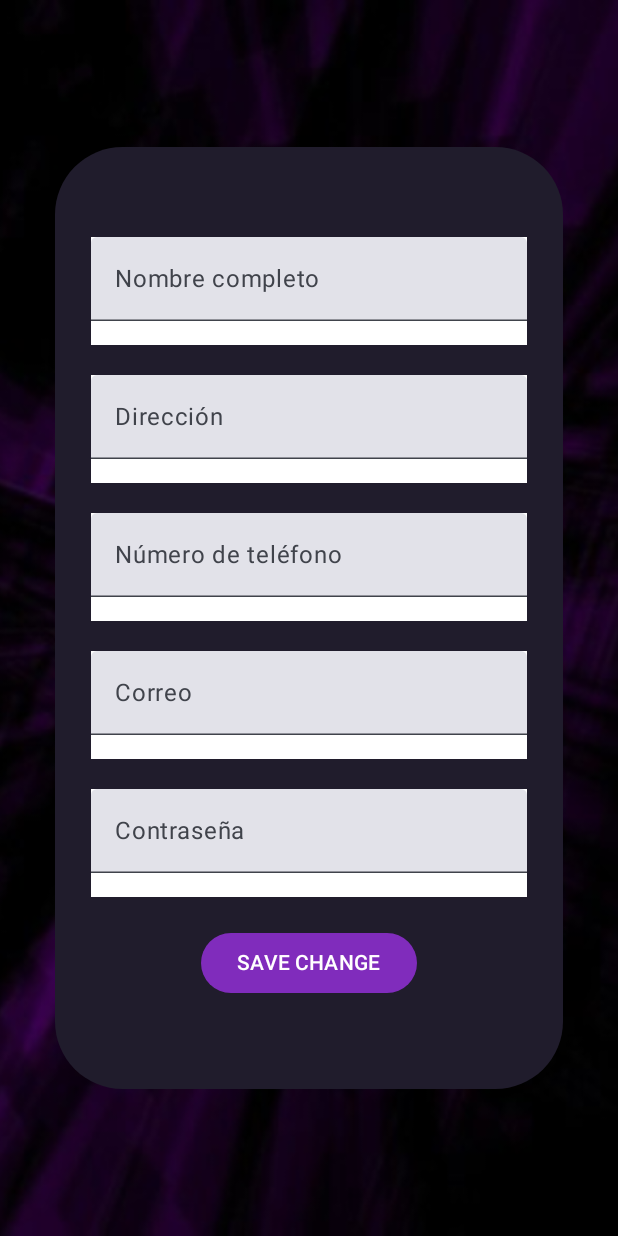
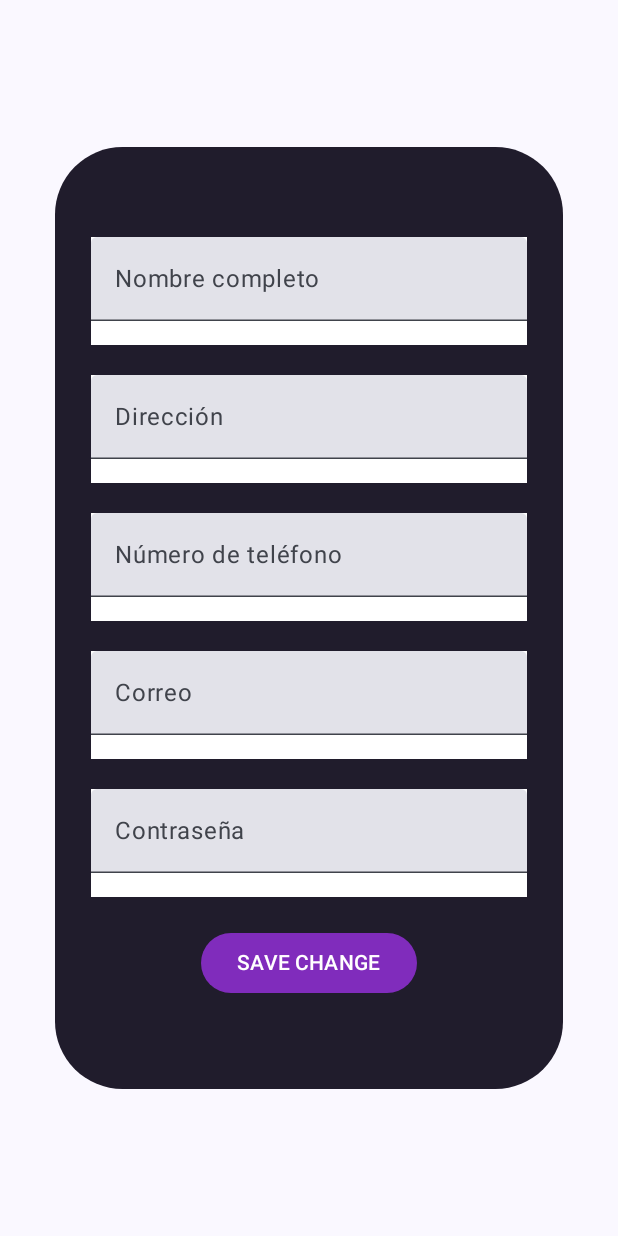
Before and after one commit to valaristizabal/apps-moviles, an Android app built with Jetpack Compose: the composable EditProfileScreen shown on its own in the app's theme, on a phone screen of 412 x 824 dp. Run offline under Robolectric (Android 15) with nearby library versions, the phone set to English and light mode, and no system bars.

Commit message:
commit para parcial

```diff
--- a/ProyectoUniEventos/app/src/main/java/com/unieventos/ui/screens/EditProfileScreen.kt
+++ b/ProyectoUniEventos/app/src/main/java/com/unieventos/ui/screens/EditProfileScreen.kt
@@ -47,12 +47,6 @@ fun EditProfileScreen() {
             modifier = Modifier
                 .fillMaxSize()
         ) {
-            Image(
-                painter = painterResource(id = R.drawable.fondo_apps_moviles),
-                contentDescription = "imagen de fondo",
-                modifier = Modifier.fillMaxSize(),
-                contentScale = ContentScale.Crop
-            )
             Column(
                 modifier = Modifier
                     .padding(padding)
```
